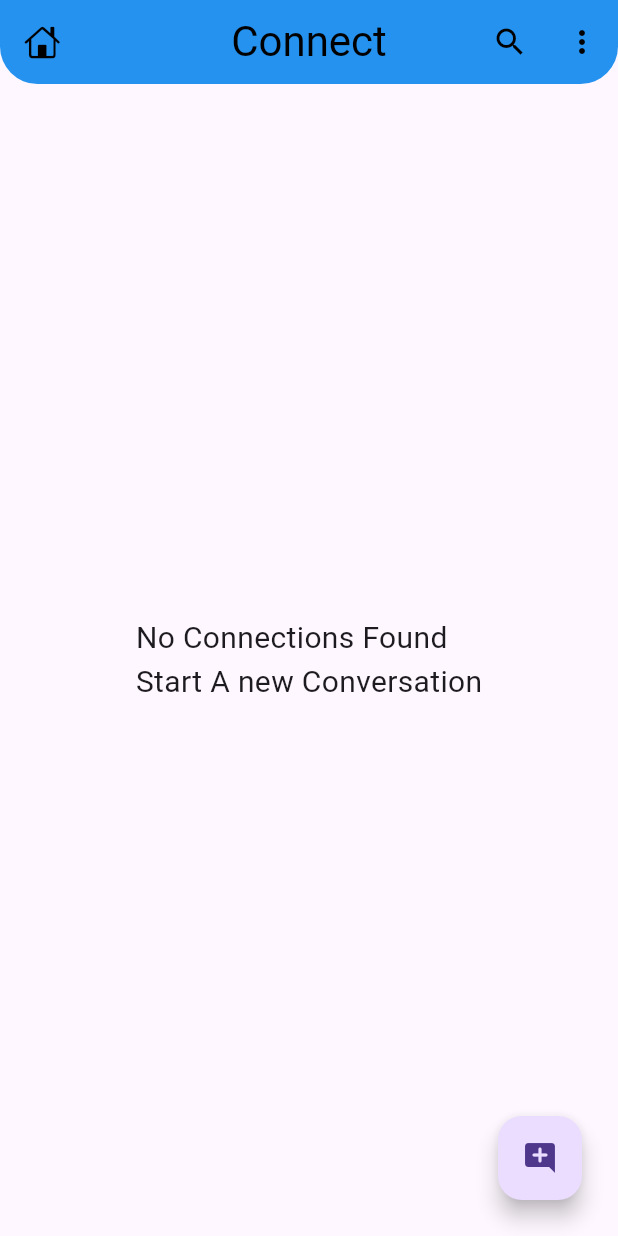
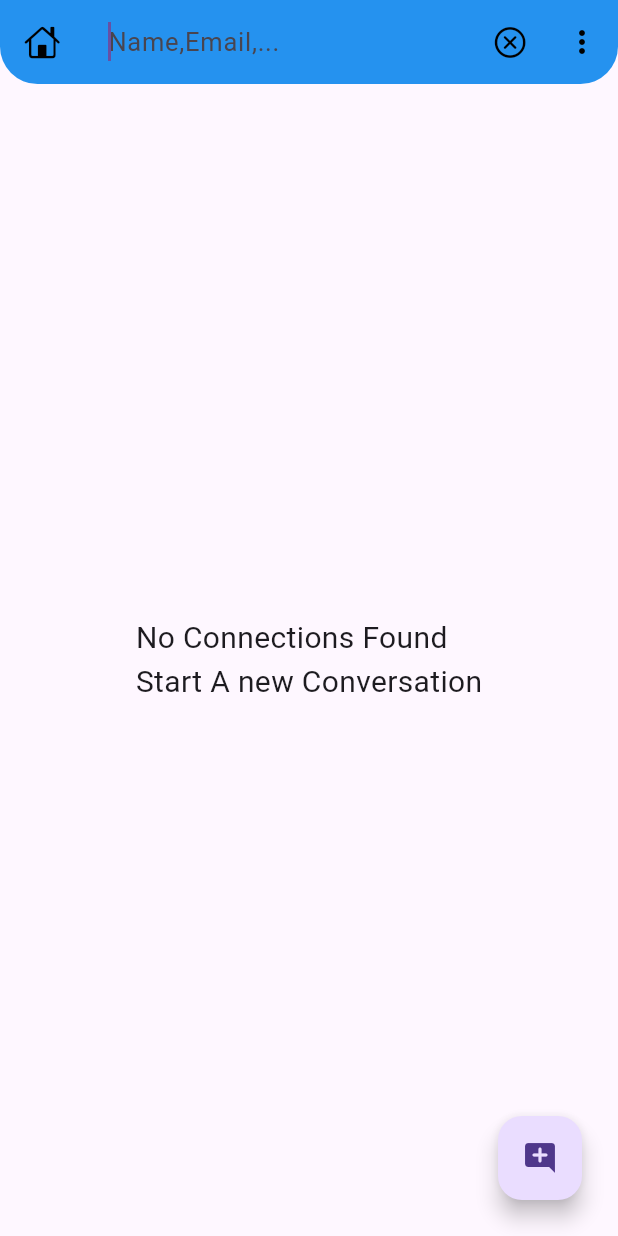
Before and after one commit to fnoquaye/connect, a Flutter app: the HomeScreen screen opened directly, after a tap on the "search" icon, on a phone screen of 412 x 824 dp. Run offline on Flutter 3.47's test engine with Material 3 defaults, Android fonts, the phone set to English and light mode, and no system bars; our stand-ins replace cached_network_image, cloud_firestore, firebase_auth, firebase_core, google_sign_in; accounts and stored records are empty.

Commit message:
Update your profile. Search Functionality

```diff
--- a/lib/models/chat_user.dart
+++ b/lib/models/chat_user.dart
@@ -1,9 +1,9 @@
 import 'package:cloud_firestore/cloud_firestore.dart';
 
 class ChatUser {
-  final String image;
-  final String about;
-  final String name;
+   String image;
+   String about;
+   String name;
   final String id;
   final DateTime? createdAt;
   final DateTime? lastActive;
@@ -11,7 +11,7 @@ class ChatUser {
   final String email;
   final String? pushToken;
 
-  const ChatUser({
+   ChatUser({
     required this.image,
     required this.about,
     required this.name,
--- a/lib/screens/homescreen.dart
+++ b/lib/screens/homescreen.dart
@@ -21,7 +21,15 @@ class HomeScreen extends StatefulWidget {
 }
 
 class _HomeScreenState extends State<HomeScreen> {
- List<ChatUser> list = [];
+  //for storing all users
+ List<ChatUser> _list = [];
+
+ //for storing searched items
+ final List<ChatUser> _searchlist = [];
+
+ //for storing search status
+ bool _isSearching = false;
+
 
  @override
   void initState() {
@@ -35,11 +43,45 @@ class _HomeScreenState extends State<HomeScreen> {
     return Scaffold(
       //app bar
       appBar: AppBar(
+        // home icon
         leading: Icon(CupertinoIcons.home),
-        title: const Text('Connect'),
+
+        title:  _isSearching ? TextField(
+          decoration: const InputDecoration(
+            border: InputBorder.none,
+            hintText: 'Name,Email,...',
+          ),
+          autofocus: true,
+          style: const TextStyle(
+            fontSize: 17, letterSpacing: 0.5,
+          ),
+          //when search text changes then update search list
+          onChanged: (val){
+            //logic
+            _searchlist.clear();
+
+            for (var i in _list){
+              if(i.name.toLowerCase().contains(val.toLowerCase()) ||
+                  i.email.toLowerCase().contains(val.toLowerCase())){
+                _searchlist.add(i);
+              }
+              setState(() {
+                _searchlist;
+              });
+            }
+          },
+        ) : Text('Connect'),
         actions: [
           //search button
-          IconButton(onPressed: (){}, icon: const Icon(Icons.search)),
+          IconButton(onPressed: (){
+            setState(() {
+              _isSearching = !_isSearching;
+            });
+          }, icon:  Icon(_isSearching
+              ? CupertinoIcons.clear_circled
+              : Icons.search)),
+
+
           //more features button
           IconButton(onPressed: (){
     Navigator.push(context, MaterialPageRoute(builder: (_) => ProfileScreen(user:APIS.me)));
@@ -81,18 +123,18 @@ class _HomeScreenState extends State<HomeScreen> {
               case ConnectionState.done:
             // if(snapshot.hasData){
                 final data = snapshot.data?.docs;
-                  list = data?.map((e) => ChatUser.fromJson(e.data())).toList() ?? [];
+                  _list = data?.map((e) => ChatUser.fromJson(e.data())).toList() ?? [];
 
-                  if(list.isNotEmpty){
+                  if(_list.isNotEmpty){
                     return  ListView.builder(
-                        itemCount: list.length,
+                        itemCount: _isSearching ? _searchlist.length : _list.length,
                         padding: EdgeInsets.symmetric(vertical: mq.height * 0.001, horizontal: mq.width * 0.005),
                         // padding: EdgeInsets.only(top: mq.height * 0.01),
                         physics: BouncingScrollPhysics(),
                         // padding: EdgeInsets.all(2.0),
                         itemBuilder: (context, index){
                           return ChatUserCard(
-                            user: list[index],
+                            user: _isSearching ? _searchlist[index] : _list[index],
                           );
                         }
                     );
```
Also changed, not shown: lib/APIs/apis.dart (+11 -2 lines), lib/screens/profile_screen.dart (+32 -5 lines).
